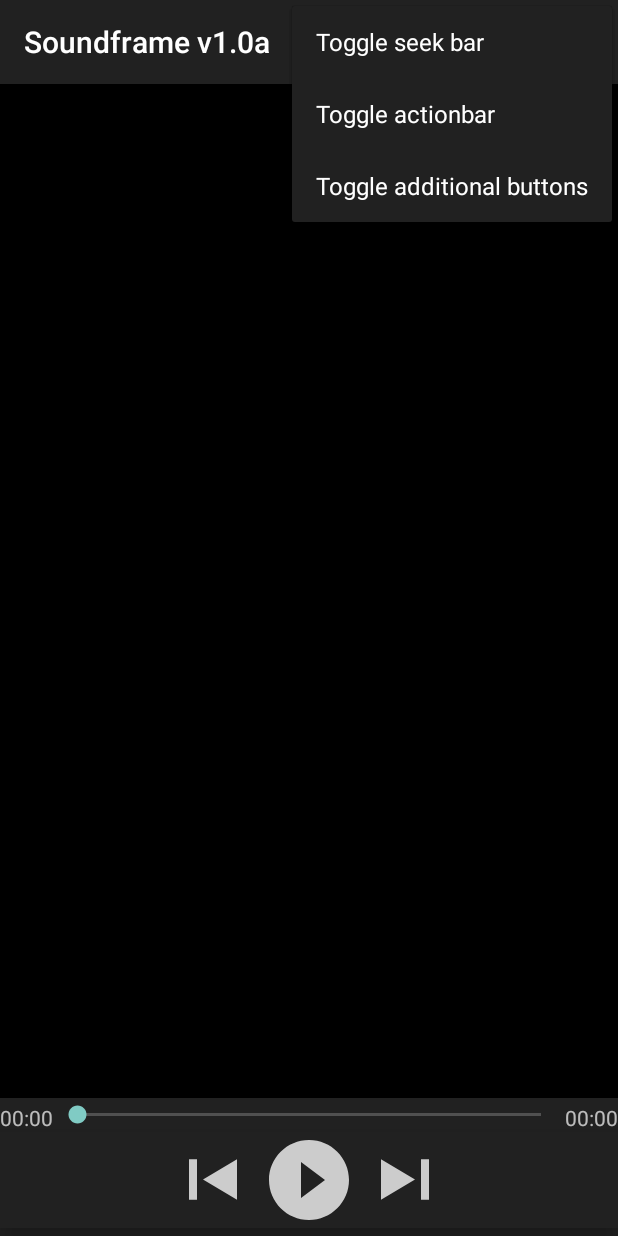
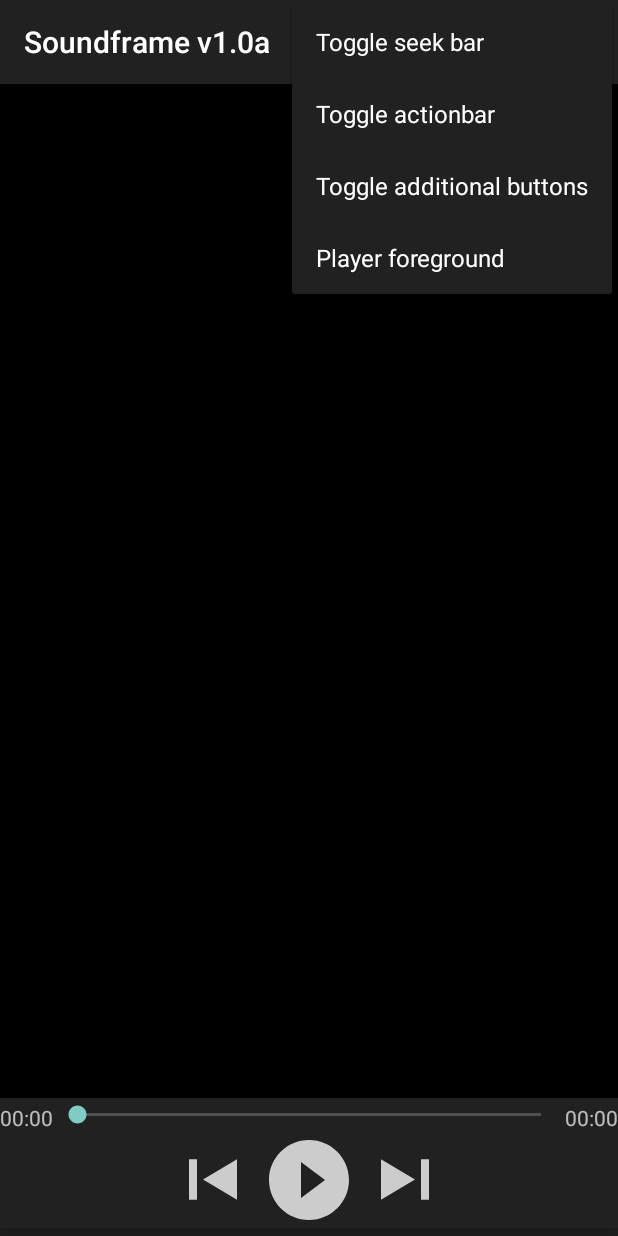
Before and after one commit to slic-one/soundframe, an Android app: the screen it shows after launch (PlayerActivity), with the options menu open, on a phone screen of 412 x 824 dp. Run offline under Robolectric (Android 15) with nearby library versions, the phone set to English and light mode, and no system bars; libraries missing offline, so code that uses them is left out: com.jrummyapps.android; 1 statement that could not run was skipped.

Commit message:
Font color customization WIP

```diff
--- a/app/src/main/java/com/silentslic/soundframe/PlayerActivity.java
+++ b/app/src/main/java/com/silentslic/soundframe/PlayerActivity.java
@@ -1,5 +1,10 @@
 package com.silentslic.soundframe;
 
+import android.app.Dialog;
+import android.app.Notification;
+import android.app.NotificationManager;
+import android.app.PendingIntent;
+import android.content.Context;
 import android.content.DialogInterface;
 import android.content.Intent;
 import android.content.IntentFilter;
@@ -13,9 +18,12 @@ import android.os.Bundle;
 import android.os.Handler;
 import android.preference.PreferenceManager;
 import android.provider.MediaStore;
+import android.support.annotation.ColorInt;
+import android.support.v4.content.ContextCompat;
 import android.support.v7.app.ActionBar;
 import android.support.v7.app.AlertDialog;
 import android.support.v7.app.AppCompatActivity;
+import android.support.v7.app.NotificationCompat;
 import android.util.Log;
 import android.view.Menu;
 import android.view.MenuInflater;
@@ -27,11 +35,14 @@ import android.widget.SeekBar;
 import android.widget.TextView;
 import android.widget.Toast;
 
+import com.jrummyapps.android.colorpicker.ColorPickerDialog;
+import com.jrummyapps.android.colorpicker.ColorPickerDialogListener;
+
 import java.util.ArrayList;
 import java.util.Collections;
 import java.util.Random;
 
-public class PlayerActivity extends AppCompatActivity {
+public class PlayerActivity extends AppCompatActivity implements ColorPickerDialogListener {
 
     public static MediaPlayer player = null;
 
@@ -59,12 +70,15 @@ public class PlayerActivity extends AppCompatActivity {
 
     private SharedPreferences sharedPreferences;
 
+    NotificationManager notificationManager;
+
     @Override
     protected void onCreate(Bundle savedInstanceState) {
         super.onCreate(savedInstanceState);
         setContentView(R.layout.activity_player);
 
         sharedPreferences  = PreferenceManager.getDefaultSharedPreferences(this);
+        i = sharedPreferences.getInt("i", 0);
 
         if (songList == null)
             songList = readStorageForMusic();
@@ -79,6 +93,8 @@ public class PlayerActivity extends AppCompatActivity {
         initializeSongProgressRunnable();
 
         loadPreferences();
+
+        createNotification();
 
         //select first song from the list
         adapter.setSelection(0);
@@ -171,6 +187,9 @@ public class PlayerActivity extends AppCompatActivity {
                 sharedPreferences.edit().putInt("shuffleRepeatVisibility", shuffle.getVisibility()).apply();
 
                 return true;
+            case R.id.action_change_player_font_color:
+                ColorPickerDialog.newBuilder().setColor(ContextCompat.getColor(this, R.color.song_text)).show(this);
+                return true;
             default:
                 // Invoke the superclass to handle unrecognized action.
                 return super.onOptionsItemSelected(item);
@@ -178,8 +197,17 @@ public class PlayerActivity extends AppCompatActivity {
     }
 
     @Override
+    protected void onPause() {
+        super.onPause();
+
+        sharedPreferences.edit().putInt("i", i).apply();
+    }
+
+    @Override
     protected void onDestroy() {
         super.onDestroy();
+
+        //sharedPreferences.edit().putInt("i", i).apply();
 
         if (isFinishing()) {
             try {
@@ -188,6 +216,7 @@ public class PlayerActivity extends AppCompatActivity {
             catch (Exception ex) {
                 ex.printStackTrace();
             }
+            notificationManager.cancel(41304130);
             if (player != null) {
                 player.release();
                 player = null;
@@ -337,6 +366,22 @@ public class PlayerActivity extends AppCompatActivity {
                 }
             });
         }
+    }
+
+    public void createNotification() {
+        NotificationCompat.Builder mBuilder = (NotificationCompat.Builder) new NotificationCompat.Builder(this)
+                .setSmallIcon(R.drawable.ic_launcher)
+                .setContentTitle(getString(R.string.app_name))
+                .setPriority(NotificationCompat.PRIORITY_MAX)
+                .setContentText("Song - Name");
+
+        Intent intent = new Intent(this, PlayerActivity.class);
+        PendingIntent pendingIntent = PendingIntent.getActivity(this, 0, intent, PendingIntent.FLAG_UPDATE_CURRENT);
+
+        mBuilder.setContentIntent(pendingIntent);
+
+        notificationManager = (NotificationManager)getSystemService(Context.NOTIFICATION_SERVICE);
+        notificationManager.notify(41304130, mBuilder.build());
     }
 
     public ArrayList<Song> readStorageForMusic() {
@@ -507,4 +552,19 @@ public class PlayerActivity extends AppCompatActivity {
             view.setTag("inactive");
         }
     }
+
+    @Override
+    public void onColorSelected(int dialogId, @ColorInt int color) {
+        // TODO set color to all rows
+        //ContextCompat.getColor(this, R.color.song_  text);
+
+        //((TextView) findViewById(R.id.songNameLine)).setTextColor(color);
+        adapter.setFontColor(color);
+        sharedPreferences.edit().putInt("fontColor", color).apply();
+    }
+
+    @Override
+    public void onDialogDismissed(int dialogId) {
+
+    }
 }
--- a/app/src/main/res/menu/app_menu.xml
+++ b/app/src/main/res/menu/app_menu.xml
@@ -13,4 +13,7 @@
     <item android:id="@+id/action_toggle_adv_controls"
         android:title="@string/toggle_additional_buttons"
         app:showAsAction="never"/>
+    <item android:id="@+id/action_change_player_font_color"
+        android:title="Player foreground"
+        app:showAsAction="never"/>
 </menu>
--- a/build.gradle
+++ b/build.gradle
@@ -5,7 +5,7 @@ buildscript {
         jcenter()
     }
     dependencies {
-        classpath 'com.android.tools.build:gradle:2.2.3'
+        classpath 'com.android.tools.build:gradle:2.3.0'
 
         // NOTE: Do not place your application dependencies here; they belong
         // in the individual module build.gradle files
```
Also changed, not shown: app/build.gradle (+5 -4 lines), app/src/main/java/com/silentslic/soundframe/SongsAdapter.java (+9 -2 lines), gradle/wrapper/gradle-wrapper.properties, 36 other files.
